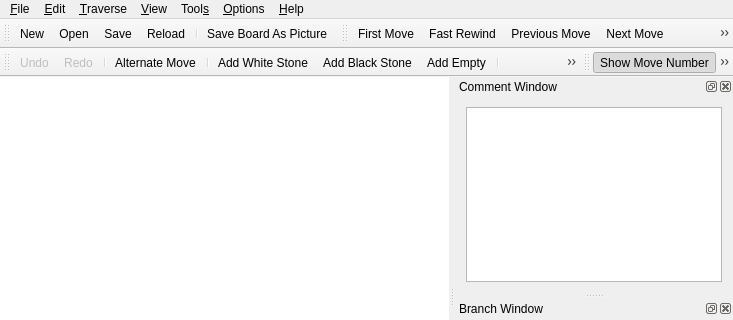
Qt form mainwindow.ui (nullx002/mugo) before a commit; both pictures show x 0 to 733 and y 0 to 320 of the 733 by 537 pixel window.
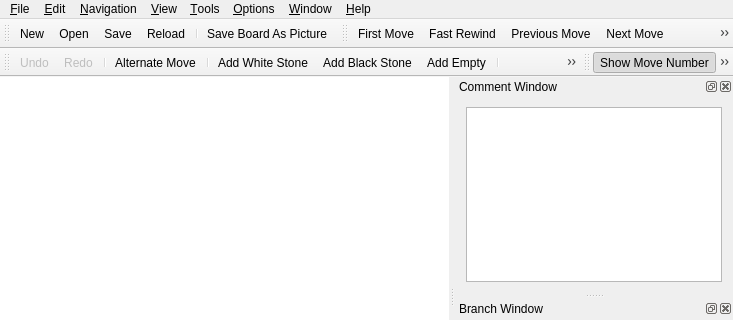
The same form after that commit. Icons and pictures are not drawn. Custom widgets are drawn as their Qt base class.

```diff
--- a/mainwindow.ui
+++ b/mainwindow.ui
@@ -136,7 +136,7 @@
    </widget>
    <widget class="QMenu" name="menu_Trace">
     <property name="title">
-     <string>&amp;Traverse</string>
+     <string>&amp;Navigation</string>
     </property>
     <addaction name="actionFirstMove"/>
     <addaction name="actionFastRewind"/>
@@ -202,7 +202,7 @@
    </widget>
    <widget class="QMenu" name="menuTool_s">
     <property name="title">
-     <string>Tool&amp;s</string>
+     <string>&amp;Tools</string>
     </property>
     <addaction name="actionCountTerritory"/>
    </widget>
@@ -224,12 +224,28 @@
     <addaction name="actionAbout"/>
     <addaction name="actionAboutQT"/>
    </widget>
+   <widget class="QMenu" name="menu_Window">
+    <property name="title">
+     <string>&amp;Window</string>
+    </property>
+    <widget class="QMenu" name="menuToolbars">
+     <property name="title">
+      <string>Toolbars</string>
+     </property>
+     <addaction name="actionMainToolbar"/>
+     <addaction name="actionEditToolbar"/>
+     <addaction name="actionNavigationToolbar"/>
+     <addaction name="actionOptionToolbar"/>
+    </widget>
+    <addaction name="menuToolbars"/>
+   </widget>
    <addaction name="menu_File"/>
    <addaction name="menu_Edit"/>
    <addaction name="menu_Trace"/>
    <addaction name="menu_View"/>
    <addaction name="menuTool_s"/>
    <addaction name="menu_Options"/>
+   <addaction name="menu_Window"/>
    <addaction name="menu_Help"/>
   </widget>
   <widget class="QToolBar" name="mainToolBar">
```
Left out of the diff: 26 changed lines with no effect on the pictures.
